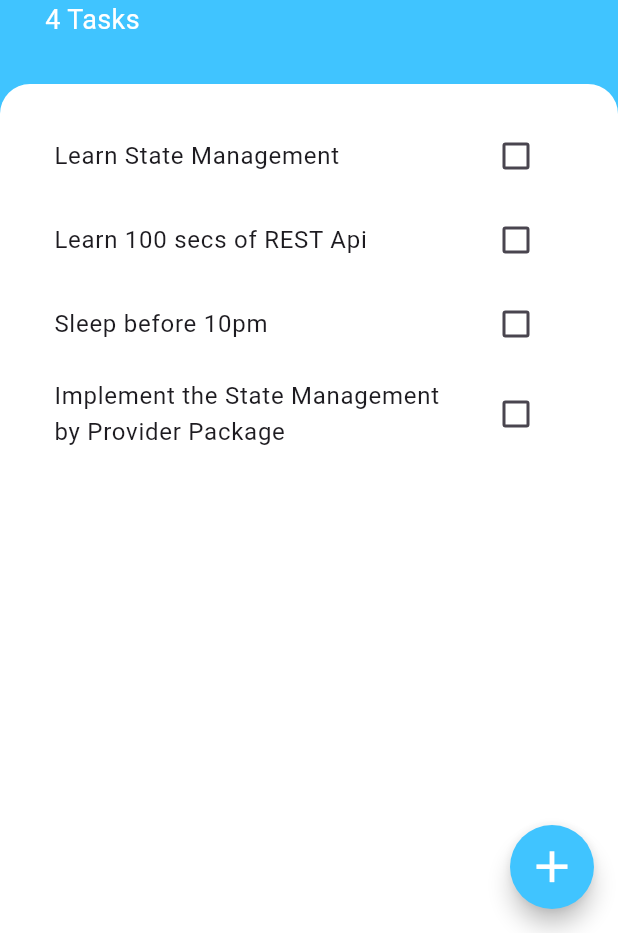
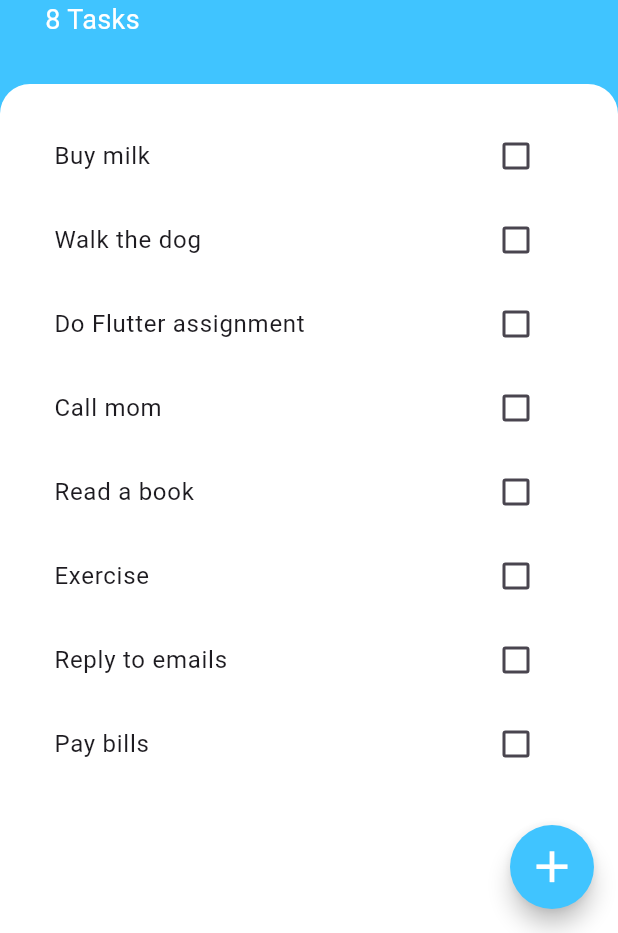
Before and after one commit to MineHope16/Flutter-Dev-Todoo-App, a Flutter app: the screen it shows after launch, on a phone screen of 412 x 824 dp, the part 303-1236 px from its top. Run offline on Flutter 3.47's test engine with Material 3 defaults, Android fonts, the phone set to English and light mode, and no system bars.

Commit message:
comlpeted the State Management by using the Provider

```diff
--- a/lib/models/tasks_data.dart
+++ b/lib/models/tasks_data.dart
@@ -1,15 +1,47 @@
 import 'package:flutter/foundation.dart';
 import 'package:todoe/models/task.dart';
-
+import 'dart:collection';
 class TaskData extends ChangeNotifier {
-  List<Task> tasks = [
-    Task(name: "Learn State Management"),
-    Task(name: "Learn 100 secs of REST Api"),
-    Task(name: "Sleep before 10pm"),
-    Task(name: "Implement the State Management by Provider Package"),
+  List<Task> _tasks = [
+    Task(name: "Buy milk"),
+    Task(name: "Walk the dog"),
+    Task(name: "Do Flutter assignment"),
+    Task(name: "Call mom"),
+    Task(name: "Read a book"),
+    Task(name: "Exercise"),
+    Task(name: "Reply to emails"),
+    Task(name: "Pay bills"),
   ];
 
+
   int get taskCount {
-    return tasks.length;
+    return _tasks.length;
+  }
+
+  UnmodifiableListView<Task> get tasks {
+    return UnmodifiableListView(_tasks);
+  }
+
+  void addTask(String taskName){
+    final task = Task(name: taskName);
+    _tasks.add(task);
+    notifyListeners();
+  }
+
+  void updateTask(task){
+   task.toggleDone();
+   if(task.isDone){
+     _tasks.remove(task);
+     _tasks.add(task);
+   }else{
+     _tasks.remove(task);
+     _tasks.insert(0, task);
+   }
+   notifyListeners();
+  }
+
+  void removeTask(task){
+    _tasks.remove(task);
+    notifyListeners();
   }
 }
--- a/lib/widgets/task_list.dart
+++ b/lib/widgets/task_list.dart
@@ -1,26 +1,37 @@
 import "package:flutter/material.dart";
 import "package:provider/provider.dart";
 import "package:todoe/widgets/task_tile.dart";
-
 import "../models/tasks_data.dart";
 
 class TaskList extends StatelessWidget {
   const TaskList({super.key});
 
+
+
   @override
   Widget build(BuildContext context) {
+
     return Consumer<TaskData>(
       builder: (context, taskData, child) {
         return ListView.builder(
           itemCount: taskData.taskCount,
           itemBuilder: (BuildContext context, int index) {
+            final task = taskData.tasks[index];
             return TaskTile(
-              isChecked: taskData.tasks[index].isDone,
-              taskTileName: taskData.tasks[index].name,
+              isChecked: task.isDone,
+              taskTileName: task.name,
               checkboxCallback: (value) {
-                // setState(() {
-                //   widget.tasks[index].toggleDone();
-                // });
+                taskData.updateTask(task);
+              },
+              listTileCallback: () {
+                ScaffoldMessenger.of(context).showSnackBar(
+                  const SnackBar(
+                    content: Text("Task deleted"),
+                    backgroundColor: Colors.grey,
+                    behavior: SnackBarBehavior.floating,
+                  ),
+                );
+                taskData.removeTask(task);
               },
             );
           },
--- a/lib/widgets/task_tile.dart
+++ b/lib/widgets/task_tile.dart
@@ -4,8 +4,8 @@ class TaskTile extends StatelessWidget {
   final bool isChecked;
   final String taskTileName;
   final ValueChanged checkboxCallback;
-
-  TaskTile({required this.isChecked, required this.taskTileName, required this.checkboxCallback});
+  final GestureLongPressCallback listTileCallback;
+  TaskTile({required this.isChecked, required this.taskTileName, required this.checkboxCallback, required this.listTileCallback});
 
   @override
   Widget build(BuildContext context) {
@@ -21,6 +21,8 @@ class TaskTile extends StatelessWidget {
           value: isChecked,
           onChanged: checkboxCallback,
       ),
+
+      onLongPress: listTileCallback
     );
   }
 }
```
Also changed, not shown: lib/screens/add_task_screen.dart (+11 -7 lines), lib/screens/task_screen.dart (+1 -8 lines).
